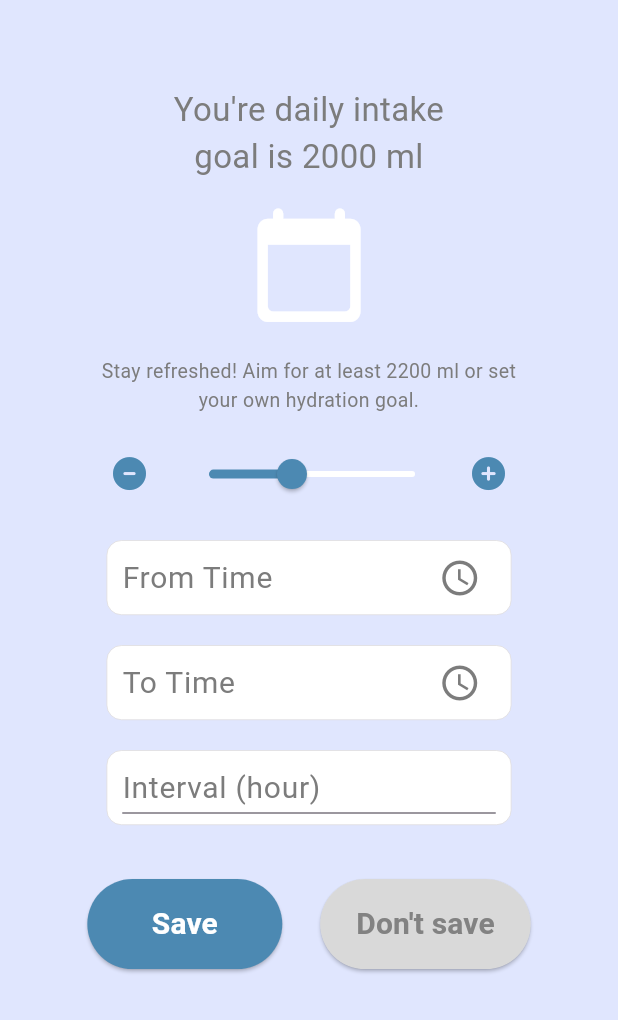
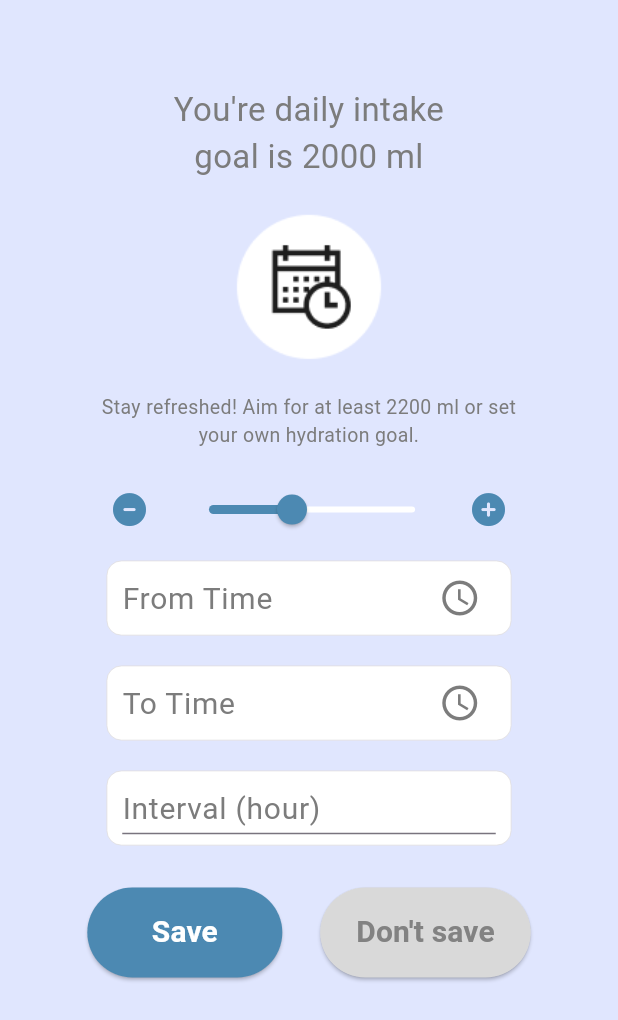
Before and after one commit to meybinn/waterTracker_master, a Flutter app: the SaveGoalScreen screen opened directly, on a phone screen of 412 x 824 dp. Shown: the top 1020 px of the screen. Run offline on Flutter 3.47's test engine with Material 3 defaults, Android fonts, the phone set to English and light mode, and no system bars; our stand-ins replace flutter_local_notifications, font_awesome_flutter, google_fonts, sqflite; accounts and stored records are empty; Roboto replaces fonts that are missing (Habibi).

Commit message:
new updated
icon까지 완료

```diff
--- a/water_tracker/lib/providers/save_goal_screen.dart
+++ b/water_tracker/lib/providers/save_goal_screen.dart
@@ -77,7 +77,7 @@ class _SaveGoalScreenState extends State<SaveGoalScreen> {
               crossAxisAlignment: CrossAxisAlignment.center,
               children: [
                 SizedBox(
-                 height: screenHeight * 0.05,
+                  height: screenHeight * 0.05,
                 ),
                 Padding(
                   padding: EdgeInsets.symmetric(
@@ -92,16 +92,19 @@ class _SaveGoalScreenState extends State<SaveGoalScreen> {
                     ),
                   ),
                 ),
-                Gaps.v16,
-                Icon(
-                  Icons.calendar_today_rounded,
-                  color: Colors.white,
-                  size: screenHeight * 0.1,
+                Gaps.v12,
+                Padding(
+                  padding: EdgeInsets.only(top: 2),
+                  child: Image.asset(
+                    'assets/icons/calendar.png',
+                    width: 120,
+                    height: 120,
+                  ),
                 ),
-                Gaps.v20,
+                Gaps.v8,
                 Padding(
                   padding: EdgeInsets.symmetric(
-                     horizontal: screenWidth * 0.05,
+                    horizontal: screenWidth * 0.05,
                   ),
                   child: Text(
                     textAlign: TextAlign.center,
@@ -155,7 +158,7 @@ class _SaveGoalScreenState extends State<SaveGoalScreen> {
                     ),
                   ],
                 ),
-                Gaps.v20,
+                Gaps.v10,
                 Column(
                   children: [
                     LayoutBuilder(
@@ -283,7 +286,7 @@ class _SaveGoalScreenState extends State<SaveGoalScreen> {
                     );
                   },
                 ),
-                Gaps.v36,
+                Gaps.v28,
                 LayoutBuilder(
                   builder: (context, constraints) {
                     return Row(
--- a/water_tracker/pubspec.yaml
+++ b/water_tracker/pubspec.yaml
@@ -75,6 +75,10 @@ flutter:
   # the material Icons class.
   uses-material-design: true
 
+  assets:
+    - assets/icons/arcticons_waterdrinkreminder.png
+    - assets/icons/calendar.png
+
   # To add assets to your application, add an assets section, like this:
   # assets:
   #   - images/a_dot_burr.jpeg
```
Also changed, not shown: water_tracker/lib/features/start_screen.dart (+11 -9 lines), water_tracker/lib/providers/set_up_goal_screen.dart (+7 -5 lines), water_tracker/assets/icons/arcticons_waterdrinkreminder.png (added), water_tracker/assets/icons/calendar.png (added), water_tracker/pubspec.lock.
